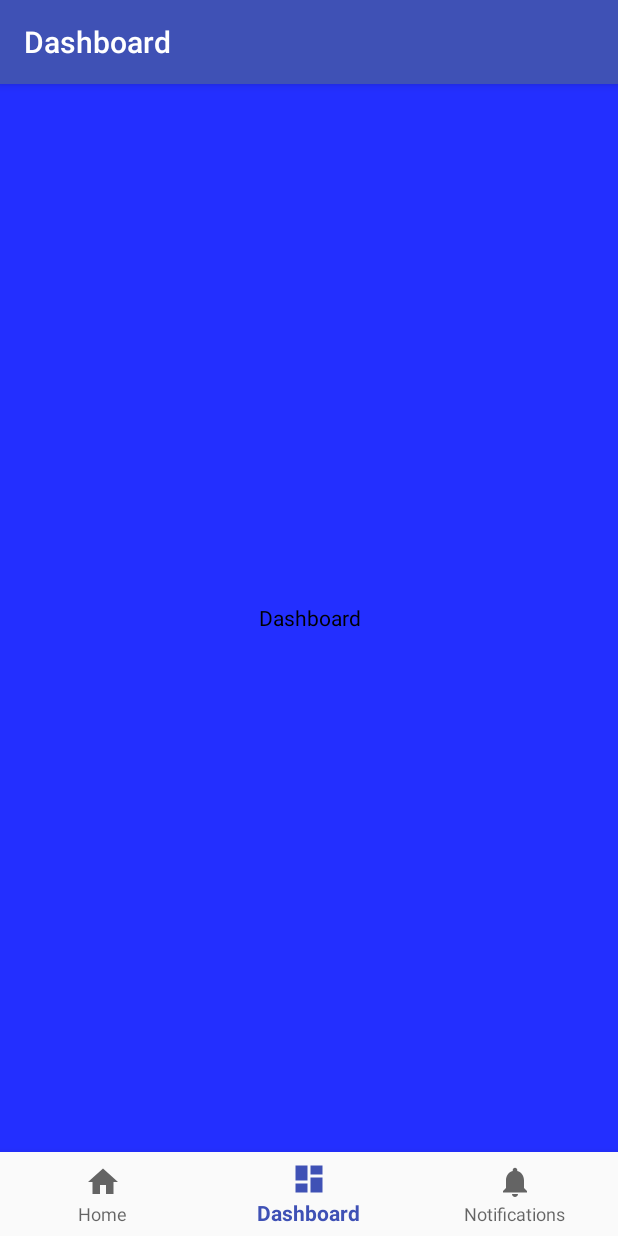
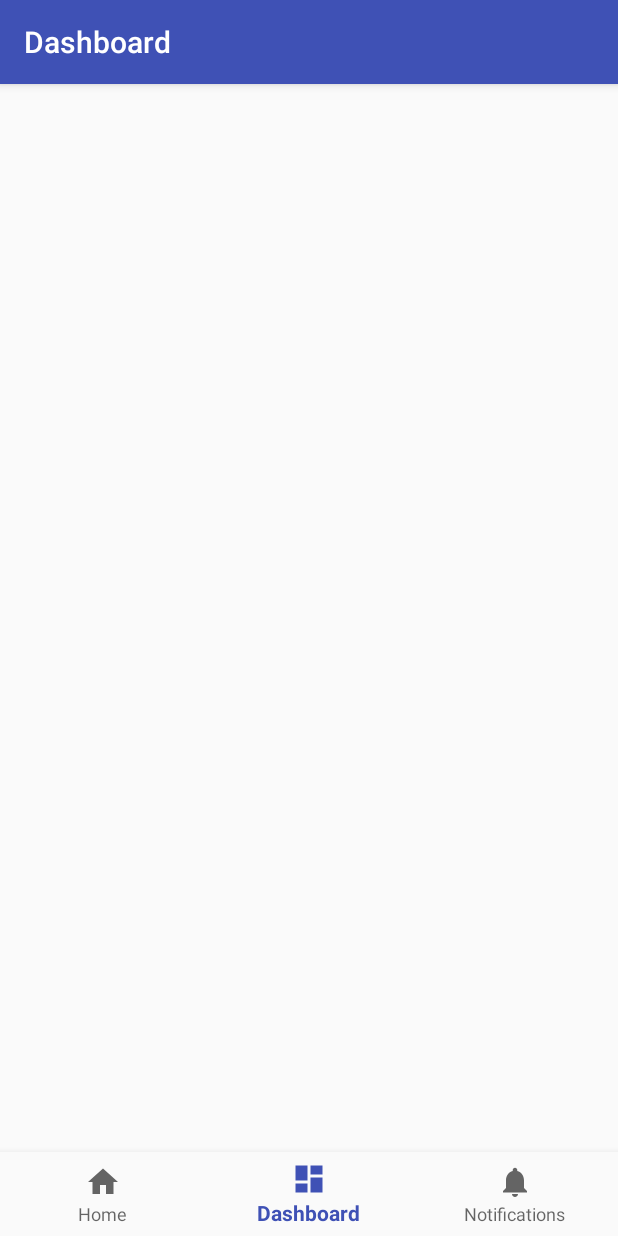
Before and after one commit to abhik-setia/pillapp, an Android app: the screen it shows after launch (MainActivity), item 2 of the bottom bar chosen, on a phone screen of 412 x 824 dp. Run offline under Robolectric (Android 15) with nearby library versions, the phone set to English and light mode, and no system bars.

Commit message:
basic module prepared

```diff
--- /dev/null
+++ b/app/src/main/java/com/example/dell/pill_app/DashFragment.java
@@ -0,0 +1,45 @@
+package com.example.dell.pill_app;
+
+import android.os.Bundle;
+import android.support.annotation.Nullable;
+import android.support.v4.app.Fragment;
+import android.view.LayoutInflater;
+import android.view.View;
+import android.view.ViewGroup;
+import android.widget.TextView;
+
+
+/**
+ * Created by Dell on 23-May-17.
+ */
+
+public class DashFragment extends Fragment {
+
+
+    private View mContent;
+
+    public static Fragment newInstance() {
+        Fragment frag = new DashFragment();
+
+        return frag;
+    }
+
+    @Nullable
+    @Override
+    public View onCreateView(LayoutInflater inflater, @Nullable ViewGroup container, Bundle savedInstanceState) {
+        return inflater.inflate(R.layout.fragment_dash,container,false);
+    }
+
+    @Override
+    public void onViewCreated(View view, @Nullable Bundle savedInstanceState) {
+        super.onViewCreated(view, savedInstanceState);
+
+
+
+    }
+    @Override
+    public void onSaveInstanceState(Bundle outState) {
+
+        super.onSaveInstanceState(outState);
+    }
+}
--- /dev/null
+++ b/app/src/main/java/com/example/dell/pill_app/HomeFragment.java
@@ -0,0 +1,45 @@
+package com.example.dell.pill_app;
+
+import android.os.Bundle;
+import android.support.annotation.Nullable;
+import android.support.v4.app.Fragment;
+import android.view.LayoutInflater;
+import android.view.View;
+import android.view.ViewGroup;
+import android.widget.TextView;
+
+
+/**
+ * Created by Dell on 23-May-17.
+ */
+
+public class HomeFragment extends Fragment {
+
+
+    private View mContent;
+
+    public static android.support.v4.app.Fragment newInstance() {
+        Fragment frag = new HomeFragment();
+
+        return frag;
+    }
+
+    @Nullable
+    @Override
+    public View onCreateView(LayoutInflater inflater, @Nullable ViewGroup container, Bundle savedInstanceState) {
+        return inflater.inflate(R.layout.fragment_home,container,false);
+    }
+
+    @Override
+    public void onViewCreated(View view, @Nullable Bundle savedInstanceState) {
+        super.onViewCreated(view, savedInstanceState);
+        // initialize views
+        mContent = view.findViewById(R.id.fragment_content);
+
+    }
+    @Override
+    public void onSaveInstanceState(Bundle outState) {
+
+        super.onSaveInstanceState(outState);
+    }
+}
--- a/app/src/main/java/com/example/dell/pill_app/MainActivity.java
+++ b/app/src/main/java/com/example/dell/pill_app/MainActivity.java
@@ -1,6 +1,5 @@
 package com.example.dell.pill_app;
 
-import android.content.res.Resources;
 import android.os.Bundle;
 import android.support.annotation.NonNull;
 import android.support.design.widget.BottomNavigationView;
@@ -34,33 +33,25 @@ public class MainActivity extends AppCompatActivity {
         // init corresponding fragment
         switch (item.getItemId()) {
             case R.id.navigation_home:
-                frag = MenuFragment.newInstance(getString(R.string.title_home),
-                        getResources().getColor(R.color.colorHome));
+                frag = HomeFragment.newInstance();
                 break;
             case R.id.navigation_dashboard:
-                frag = MenuFragment.newInstance(getString(R.string.title_dashboard),
-                        getResources().getColor(R.color.colordash));
+                frag = DashFragment.newInstance();
                 break;
             case R.id.navigation_notifications:
-                frag = MenuFragment.newInstance(getString(R.string.title_notifications),
-                        getResources().getColor(R.color.colornoti));
+                frag = NotiFragment.newInstance();
                 break;
         }
 
-        // update selected item
-        mSelectedItem = item.getItemId();
 
-        // uncheck the other items.
-        for (int i = 0; i< navigation.getMenu().size(); i++) {
-            MenuItem menuItem = navigation.getMenu().getItem(i);
-            menuItem.setChecked(menuItem.getItemId() == item.getItemId());
-        }
 
         updateToolbarText(item.getTitle());
 
         if (frag != null) {
             FragmentTransaction ft = getSupportFragmentManager().beginTransaction();
-            ft.add(R.id.container, frag, frag.getTag());
+            //ft.add(R.id.container, frag, frag.getTag());
+
+            ft.replace(R.id.container, frag, frag.getTag());
             ft.commit();
         }
     }
@@ -89,6 +80,7 @@ public class MainActivity extends AppCompatActivity {
         //mTextMessage = (TextView) findViewById(R.id.message);
          navigation = (BottomNavigationView) findViewById(R.id.navigation);
         navigation.setOnNavigationItemSelectedListener(mOnNavigationItemSelectedListener);
+        selectFragment(navigation.getMenu().getItem(0));
     }
 
 }
--- a/app/src/main/java/com/example/dell/pill_app/MenuFragment.java
+++ /dev/null
@@ -1,71 +0,0 @@
-package com.example.dell.pill_app;
-
-import android.os.Bundle;
-import android.support.annotation.Nullable;
-import android.support.v4.app.Fragment;
-import android.view.LayoutInflater;
-import android.view.View;
-import android.view.ViewGroup;
-import android.widget.TextView;
-
-
-/**
- * Created by Dell on 23-May-17.
- */
-
-public class MenuFragment extends Fragment {
-
-    private static final String ARG_COLOR =  "arg_color";
-    private static final String ARG_TEXT = "arg_text";
-
-    private String mText;
-    private int mColor;
-
-    private View mContent;
-    private TextView mTextView;
-
-    public static android.support.v4.app.Fragment newInstance(String text, int color) {
-        Fragment frag = new MenuFragment();
-        Bundle args = new Bundle();
-        args.putString(ARG_TEXT, text);
-        args.putInt(ARG_COLOR, color);
-        frag.setArguments(args);
-        return frag;
-    }
-
-    @Nullable
-    @Override
-    public View onCreateView(LayoutInflater inflater, @Nullable ViewGroup container, Bundle savedInstanceState) {
-        return inflater.inflate(R.layout.fragment_menu,container,false);
-    }
-
-    @Override
-    public void onViewCreated(View view, @Nullable Bundle savedInstanceState) {
-        super.onViewCreated(view, savedInstanceState);
-
-        // retrieve text and color from bundle or savedInstanceState
-        if (savedInstanceState == null) {
-            Bundle args = getArguments();
-            mText = args.getString(ARG_TEXT);
-            mColor = args.getInt(ARG_COLOR);
-        } else {
-            mText = savedInstanceState.getString(ARG_TEXT);
-            mColor = savedInstanceState.getInt(ARG_COLOR);
-        }
-
-        // initialize views
-        mContent = view.findViewById(R.id.fragment_content);
-        mTextView = (TextView) view.findViewById(R.id.message);
-
-        // set text and background color
-        mTextView.setText(mText);
-        mContent.setBackgroundColor(mColor);
-
-    }
-    @Override
-    public void onSaveInstanceState(Bundle outState) {
-        outState.putString(ARG_TEXT, mText);
-        outState.putInt(ARG_COLOR, mColor);
-        super.onSaveInstanceState(outState);
-    }
-}
--- /dev/null
+++ b/app/src/main/java/com/example/dell/pill_app/NotiFragment.java
@@ -0,0 +1,47 @@
+package com.example.dell.pill_app;
+
+import android.os.Bundle;
+import android.support.annotation.Nullable;
+import android.support.v4.app.Fragment;
+import android.view.LayoutInflater;
+import android.view.View;
+import android.view.ViewGroup;
+import android.widget.TextView;
+
+
+/**
+ * Created by Dell on 23-May-17.
+ */
+
+public class NotiFragment extends Fragment {
+
+
+
+
+    public static Fragment newInstance() {
+        Fragment frag = new NotiFragment();
+
+
+        return frag;
+    }
+
+    @Nullable
+    @Override
+    public View onCreateView(LayoutInflater inflater, @Nullable ViewGroup container, Bundle savedInstanceState) {
+        return inflater.inflate(R.layout.fragment_noti,container,false);
+    }
+
+    @Override
+    public void onViewCreated(View view, @Nullable Bundle savedInstanceState) {
+        super.onViewCreated(view, savedInstanceState);
+
+        // retrieve text and color from bundle or savedInstanceState
+
+
+    }
+    @Override
+    public void onSaveInstanceState(Bundle outState) {
+
+        super.onSaveInstanceState(outState);
+    }
+}
--- a/app/src/main/res/layout/activity_main.xml
+++ b/app/src/main/res/layout/activity_main.xml
@@ -15,11 +15,7 @@
         android:layout_height="0dp"
         android:layout_weight="1">
 
-        <TextView
-            android:id="@+id/message"
-            android:layout_width="wrap_content"
-            android:layout_height="wrap_content" android:text="TextView"/>
-    </FrameLayout>
+     </FrameLayout>
 
     <android.support.design.widget.BottomNavigationView
         android:id="@+id/navigation"
--- /dev/null
+++ b/app/src/main/res/layout/fragment_dash.xml
@@ -0,0 +1,10 @@
+<?xml version="1.0" encoding="utf-8"?>
+<RelativeLayout xmlns:android="http://schemas.android.com/apk/res/android"
+                xmlns:tools="http://schemas.android.com/tools"
+                android:id="@+id/fragment_content"
+                android:layout_width="match_parent"
+                android:layout_height="match_parent">
+
+
+
+</RelativeLayout>
--- /dev/null
+++ b/app/src/main/res/layout/fragment_home.xml
@@ -0,0 +1,8 @@
+<?xml version="1.0" encoding="utf-8"?>
+<RelativeLayout xmlns:android="http://schemas.android.com/apk/res/android"
+                xmlns:tools="http://schemas.android.com/tools"
+                android:id="@+id/fragment_content"
+                android:layout_width="match_parent"
+                android:layout_height="match_parent">
+
+</RelativeLayout>
--- a/app/src/main/res/layout/fragment_menu.xml
+++ b/app/src/main/res/layout/fragment_noti.xml
@@ -5,14 +5,6 @@
                 android:layout_width="match_parent"
                 android:layout_height="match_parent">
 
-    <TextView
-        android:id="@+id/message"
-        android:layout_width="match_parent"
-        android:layout_height="wrap_content"
-        android:layout_centerInParent="true"
-        android:text="Hello world"
-        android:textColor="@android:color/black"
-        android:gravity="center"
-    />
+
 
 </RelativeLayout>
```
